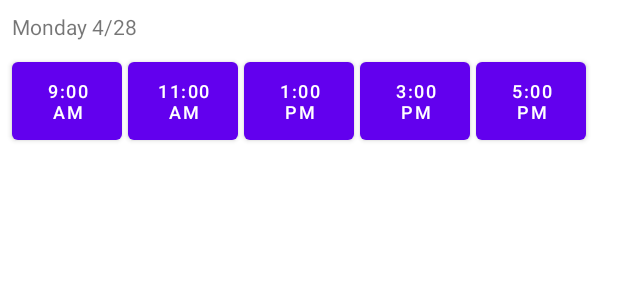
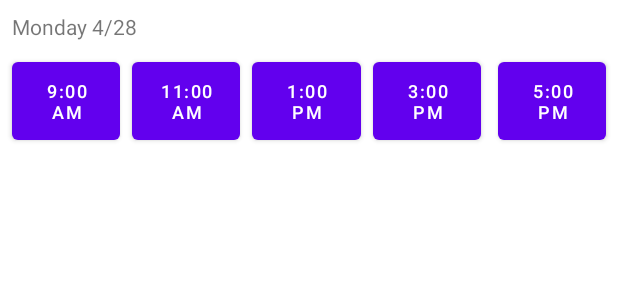
Before and after one commit to Dom0Z/ScheduleU, an Android app: the layout calander_item.xml on its own in the app's theme, with its tools: preview values and no code run, on a phone screen of 412 x 824 dp. Shown: the top 300 px of the screen. Run offline under Robolectric (Android 15) with nearby library versions, the phone set to English and light mode, and no system bars.

```diff
--- a/app/src/main/res/layout/calander_item.xml
+++ b/app/src/main/res/layout/calander_item.xml
@@ -7,52 +7,62 @@
 
     <Button
         android:id="@+id/button5"
-        android:layout_width="73dp"
+        android:layout_width="0dp"
         android:layout_height="64dp"
         android:layout_marginStart="4dp"
+        android:layout_marginEnd="8dp"
         android:text="5:00 pm"
         android:textSize="12sp"
         app:layout_constraintBottom_toBottomOf="parent"
+        app:layout_constraintEnd_toEndOf="parent"
         app:layout_constraintStart_toEndOf="@+id/button4" />
 
     <Button
         android:id="@+id/button4"
-        android:layout_width="73dp"
+        android:layout_width="0dp"
         android:layout_height="64dp"
         android:layout_marginStart="4dp"
+        android:layout_marginEnd="7dp"
         android:text="3:00 pm"
         android:textSize="12sp"
         app:layout_constraintBottom_toBottomOf="parent"
+        app:layout_constraintEnd_toStartOf="@+id/button5"
         app:layout_constraintStart_toEndOf="@+id/button3" />
 
     <Button
         android:id="@+id/button3"
-        android:layout_width="73dp"
+        android:layout_width="0dp"
         android:layout_height="64dp"
         android:layout_marginStart="4dp"
+        android:layout_marginEnd="4dp"
         android:text="1:00 pm"
         android:textSize="12sp"
         app:layout_constraintBottom_toBottomOf="parent"
+        app:layout_constraintEnd_toStartOf="@+id/button4"
         app:layout_constraintStart_toEndOf="@+id/button2" />
 
     <Button
         android:id="@+id/button1"
-        android:layout_width="73dp"
+        android:layout_width="0dp"
         android:layout_height="64dp"
         android:layout_marginStart="8dp"
+        android:layout_marginEnd="4dp"
         android:text="9:00 am"
         android:textSize="12sp"
         app:layout_constraintBottom_toBottomOf="parent"
+        app:layout_constraintEnd_toStartOf="@+id/button2"
         app:layout_constraintStart_toStartOf="parent" />
 
     <Button
         android:id="@+id/button2"
-        android:layout_width="73dp"
+        android:layout_width="0dp"
         android:layout_height="64dp"
         android:layout_marginStart="4dp"
+        android:layout_marginEnd="4dp"
         android:text="11:00 AM"
         android:textSize="12sp"
         app:layout_constraintBottom_toBottomOf="parent"
+        app:layout_constraintEnd_toStartOf="@+id/button3"
         app:layout_constraintStart_toEndOf="@+id/button1" />
 
     <TextView
```
Also changed, not shown: app/src/main/java/com/example/scheduleu/Calendar.java (added, +41 -0 lines), app/src/main/java/com/example/scheduleu/CalendarAdapter.java (added, +28 -0 lines).
